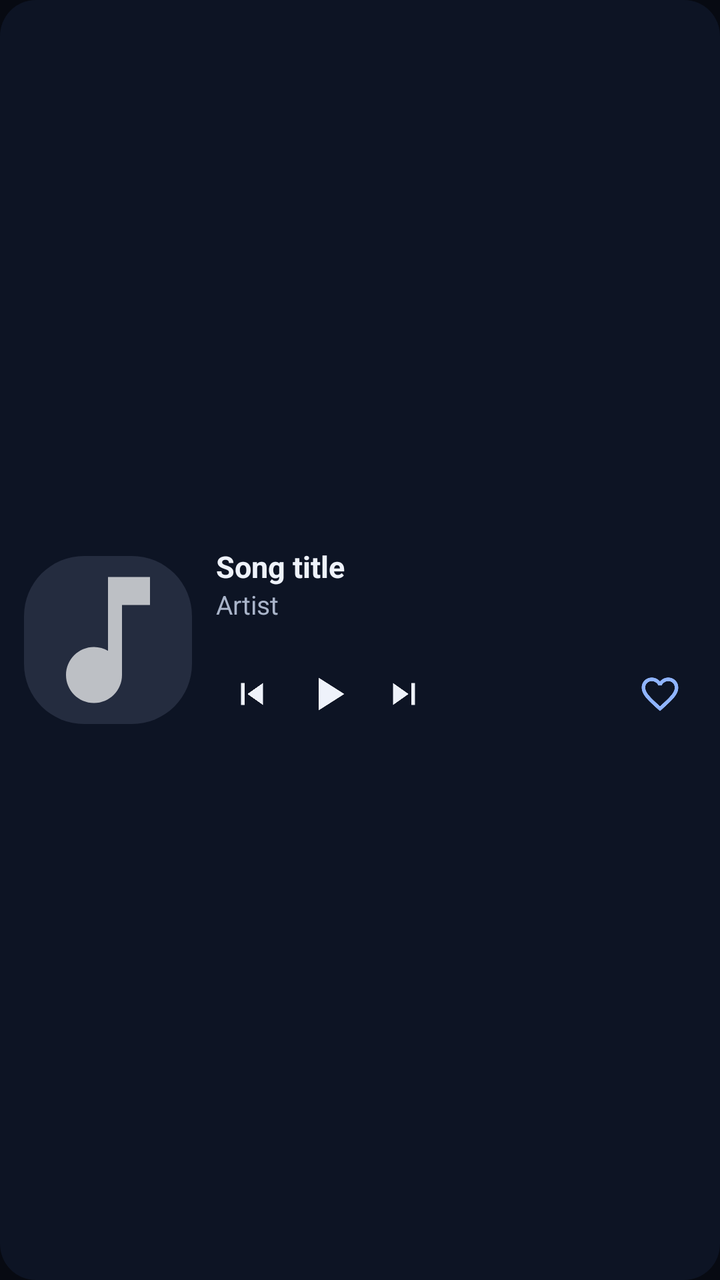
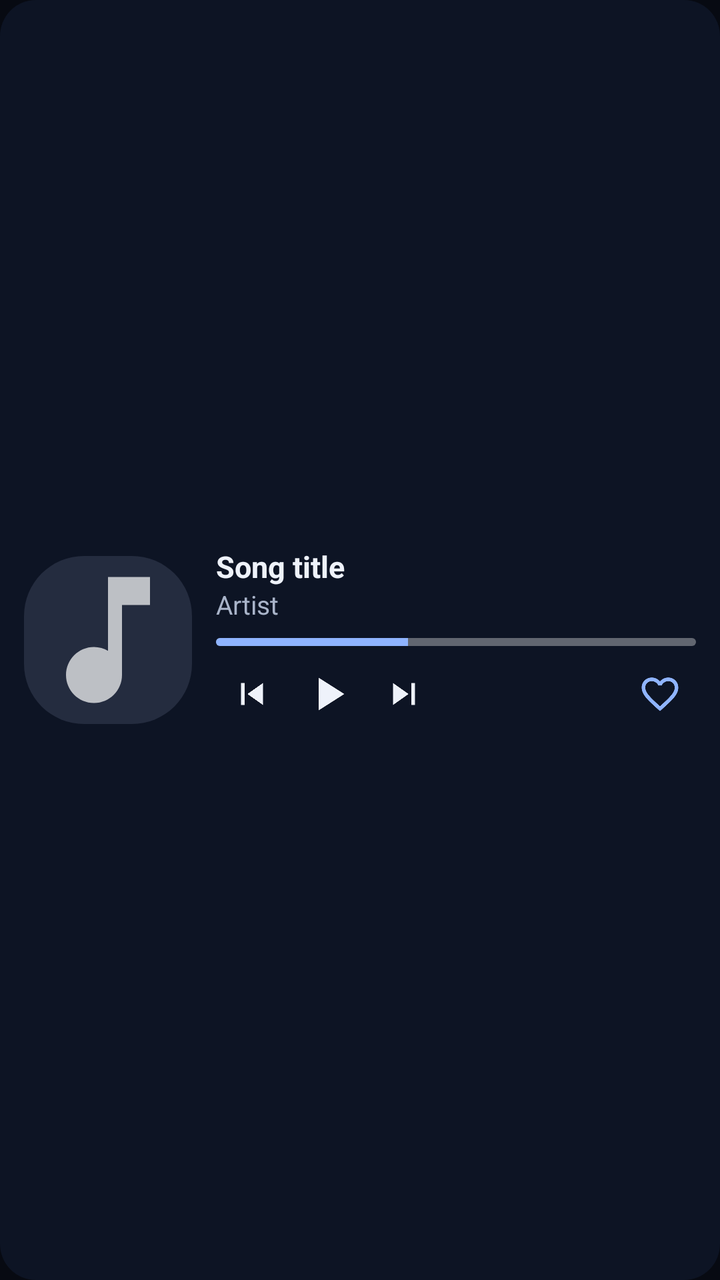

An Android layout rendered at two revisions. The XML below is the earlier revision; the diff shows what the commit changed to produce the second picture.
<!-- AndroidManifest.xml: application theme AppTheme -->
<!-- res/layout/widget_preview_medium.xml -->
<?xml version="1.0" encoding="utf-8"?>
<FrameLayout xmlns:android="http://schemas.android.com/apk/res/android"
    android:id="@+id/w_root"
    android:layout_width="match_parent"
    android:layout_height="match_parent">

    <ImageView
        android:id="@+id/w_bg"
        android:tint="#0d1424"
        android:layout_width="match_parent"
        android:layout_height="match_parent"
        android:importantForAccessibility="no"
        android:scaleType="fitXY"
        android:src="@drawable/widget_bg_r2" />

    <LinearLayout
        android:layout_width="match_parent"
        android:layout_height="match_parent"
        android:gravity="center_vertical"
        android:orientation="horizontal"
        android:padding="12dp">

        <ImageView
            android:id="@+id/w_cover"
            android:layout_width="84dp"
            android:layout_height="84dp"
            android:scaleType="centerCrop"
            android:src="@drawable/widget_cover_placeholder" />

        <LinearLayout
            android:layout_width="0dp"
            android:layout_height="match_parent"
            android:layout_marginStart="12dp"
            android:layout_weight="1"
            android:gravity="center_vertical"
            android:orientation="vertical">

            <TextView
                android:id="@+id/w_title"
                android:text="@string/widget_demo_title"
                android:textColor="#eef2fa"
                android:layout_width="match_parent"
                android:layout_height="wrap_content"
                android:ellipsize="end"
                android:maxLines="1"
                android:textSize="15sp"
                android:textStyle="bold" />

            <TextView
                android:id="@+id/w_artist"
                android:text="@string/widget_demo_artist"
                android:textColor="#a9b4c9"
                android:layout_width="match_parent"
                android:layout_height="wrap_content"
                android:ellipsize="end"
                android:maxLines="1"
                android:textSize="13sp" />

            <ProgressBar
                android:id="@+id/w_progress"
                android:indeterminate="false"
                android:layout_width="match_parent"
                android:layout_height="4dp"
                android:layout_marginTop="8dp"
                android:max="1000"
                android:progress="400"
                android:progressTint="#8fb4ff"
                android:progressDrawable="@drawable/widget_progress_light" />

            <ProgressBar
                android:id="@+id/w_progress_dark"
                android:indeterminate="false"
                android:layout_width="match_parent"
                android:layout_height="4dp"
                android:layout_marginTop="-4dp"
                android:max="1000"
                android:progressDrawable="@drawable/widget_progress_dark"
                android:visibility="gone" />

            <LinearLayout
                android:layout_width="match_parent"
                android:layout_height="wrap_content"
                android:layout_marginTop="4dp"
                android:gravity="center_vertical"
                android:orientation="horizontal">

                <ImageView
                    android:id="@+id/w_prev"
                android:tint="#eef2fa"
                    android:layout_width="36dp"
                    android:layout_height="36dp"
                    android:padding="7dp"
                    android:scaleType="fitCenter"
                    android:src="@drawable/ic_widget_prev" />

                <ImageView
                    android:id="@+id/w_play"
                android:tint="#eef2fa"
                    android:layout_width="40dp"
                    android:layout_height="40dp"
                    android:padding="6dp"
                    android:scaleType="fitCenter"
                    android:src="@drawable/ic_widget_play" />

                <ImageView
                    android:id="@+id/w_next"
                android:tint="#eef2fa"
                    android:layout_width="36dp"
                    android:layout_height="36dp"
                    android:padding="7dp"
                    android:scaleType="fitCenter"
                    android:src="@drawable/ic_widget_next" />

                <FrameLayout
                    android:layout_width="0dp"
                    android:layout_height="1dp"
                    android:layout_weight="1" />

                <ImageView
                    android:id="@+id/w_like"
                android:tint="#8fb4ff"
                    android:layout_width="36dp"
                    android:layout_height="36dp"
                    android:padding="7dp"
                    android:scaleType="fitCenter"
                    android:src="@drawable/ic_widget_heart" />
            </LinearLayout>
        </LinearLayout>
    </LinearLayout>
</FrameLayout>
<!-- resources referenced by this layout -->
<resources>
  <!-- drawable ic_widget_next (drawable) -->
  <?xml version="1.0" encoding="utf-8"?>
  <vector xmlns:android="http://schemas.android.com/apk/res/android"
      android:width="24dp"
      android:height="24dp"
      android:viewportWidth="24"
      android:viewportHeight="24">
      <path
          android:fillColor="@android:color/white"
          android:pathData="M6,18l8.5,-6L6,6v12zM16,6v12h2V6h-2z" />
  </vector>
  <!-- drawable ic_widget_play (drawable) -->
  <?xml version="1.0" encoding="utf-8"?>
  <vector xmlns:android="http://schemas.android.com/apk/res/android"
      android:width="24dp"
      android:height="24dp"
      android:viewportWidth="24"
      android:viewportHeight="24">
      <path
          android:fillColor="@android:color/white"
          android:pathData="M8,5v14l11,-7z" />
  </vector>
  <!-- drawable ic_widget_prev (drawable) -->
  <?xml version="1.0" encoding="utf-8"?>
  <vector xmlns:android="http://schemas.android.com/apk/res/android"
      android:width="24dp"
      android:height="24dp"
      android:viewportWidth="24"
      android:viewportHeight="24">
      <path
          android:fillColor="@android:color/white"
          android:pathData="M6,6h2v12H6zM9.5,12l8.5,6V6z" />
  </vector>
  <!-- drawable widget_bg_r2 (drawable) -->
  <?xml version="1.0" encoding="utf-8"?>
  <shape xmlns:android="http://schemas.android.com/apk/res/android" android:shape="rectangle">
      <solid android:color="#FFFFFFFF" />
      <corners android:radius="18dp" />
  </shape>
  <!-- drawable widget_cover_placeholder (drawable) -->
  <?xml version="1.0" encoding="utf-8"?>
  <layer-list xmlns:android="http://schemas.android.com/apk/res/android">
      <item>
          <shape android:shape="rectangle">
              <solid android:color="#33808CA8" />
              <corners android:radius="10dp" />
          </shape>
      </item>
      <item
          android:width="28dp"
          android:height="28dp"
          android:drawable="@drawable/ic_widget_note"
          android:gravity="center" />
  </layer-list>
  <!-- drawable widget_progress_dark (drawable) -->
  <?xml version="1.0" encoding="utf-8"?>
  <layer-list xmlns:android="http://schemas.android.com/apk/res/android">
      <item android:id="@android:id/background">
          <shape android:shape="rectangle">
              <solid android:color="#40000000" />
              <corners android:radius="2dp" />
          </shape>
      </item>
      <item android:id="@android:id/progress">
          <clip>
              <shape android:shape="rectangle">
                  <solid android:color="#FF000000" />
                  <corners android:radius="2dp" />
              </shape>
          </clip>
      </item>
  </layer-list>
  <!-- drawable widget_progress_light (drawable) -->
  <?xml version="1.0" encoding="utf-8"?>
  <layer-list xmlns:android="http://schemas.android.com/apk/res/android">
      <item android:id="@android:id/background">
          <shape android:shape="rectangle">
              <solid android:color="#59FFFFFF" />
              <corners android:radius="2dp" />
          </shape>
      </item>
      <item android:id="@android:id/progress">
          <clip>
              <shape android:shape="rectangle">
                  <solid android:color="#FFFFFFFF" />
                  <corners android:radius="2dp" />
              </shape>
          </clip>
      </item>
  </layer-list>
  <string name="widget_demo_artist">Artist</string>
  <string name="widget_demo_title">Song title</string>
  <!-- drawable ic_widget_note (drawable) -->
  <?xml version="1.0" encoding="utf-8"?>
  <vector xmlns:android="http://schemas.android.com/apk/res/android"
      android:width="24dp"
      android:height="24dp"
      android:viewportWidth="24"
      android:viewportHeight="24">
      <path
          android:fillColor="#B3FFFFFF"
          android:pathData="M12,3v10.55c-0.59,-0.34 -1.27,-0.55 -2,-0.55 -2.21,0 -4,1.79 -4,4s1.79,4 4,4 4,-1.79 4,-4V7h4V3h-6z" />
  </vector>
  <color name="colorPrimary">#070a12</color>
  <color name="colorPrimaryDark">#070a12</color>
  <color name="colorAccent">#8fb4ff</color>
  <color name="nocturne_background">#070a12</color>
  <!-- unchanged entries left out for length: 2 -->
</resources>

<!-- the commit's change to res/layout/widget_preview_medium.xml (unified diff, before → after) -->
@@ -58,6 +58,7 @@
 
             <ProgressBar
                 android:id="@+id/w_progress"
+    style="@android:style/Widget.ProgressBar.Horizontal"
                 android:indeterminate="false"
                 android:layout_width="match_parent"
                 android:layout_height="4dp"
@@ -69,6 +70,7 @@
 
             <ProgressBar
                 android:id="@+id/w_progress_dark"
+    style="@android:style/Widget.ProgressBar.Horizontal"
                 android:indeterminate="false"
                 android:layout_width="match_parent"
                 android:layout_height="4dp"
